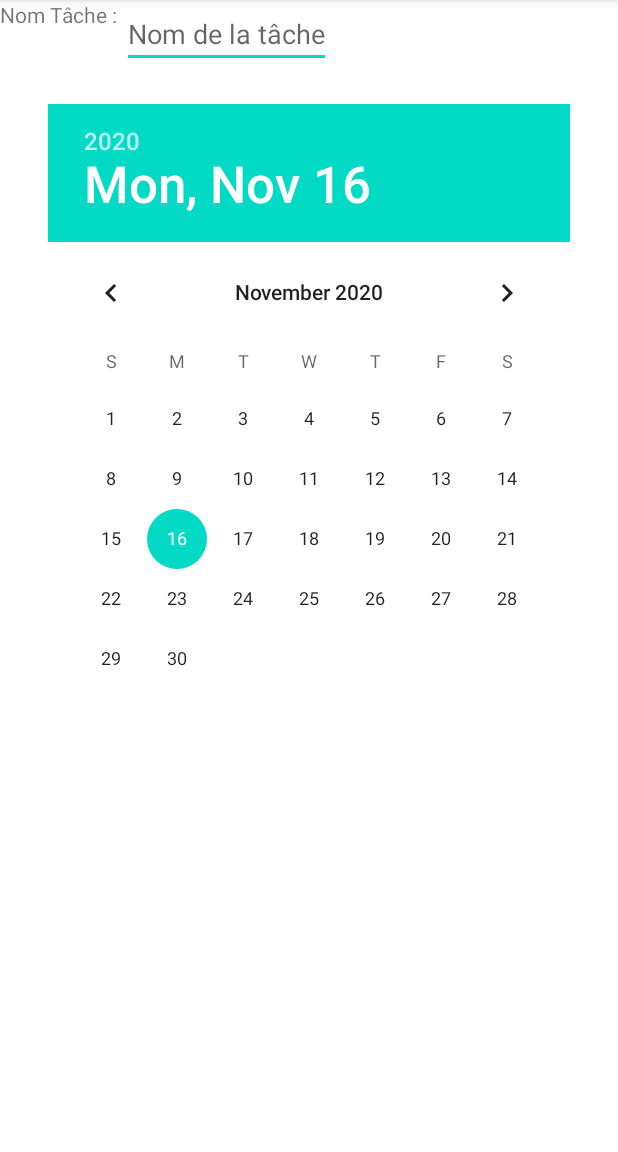
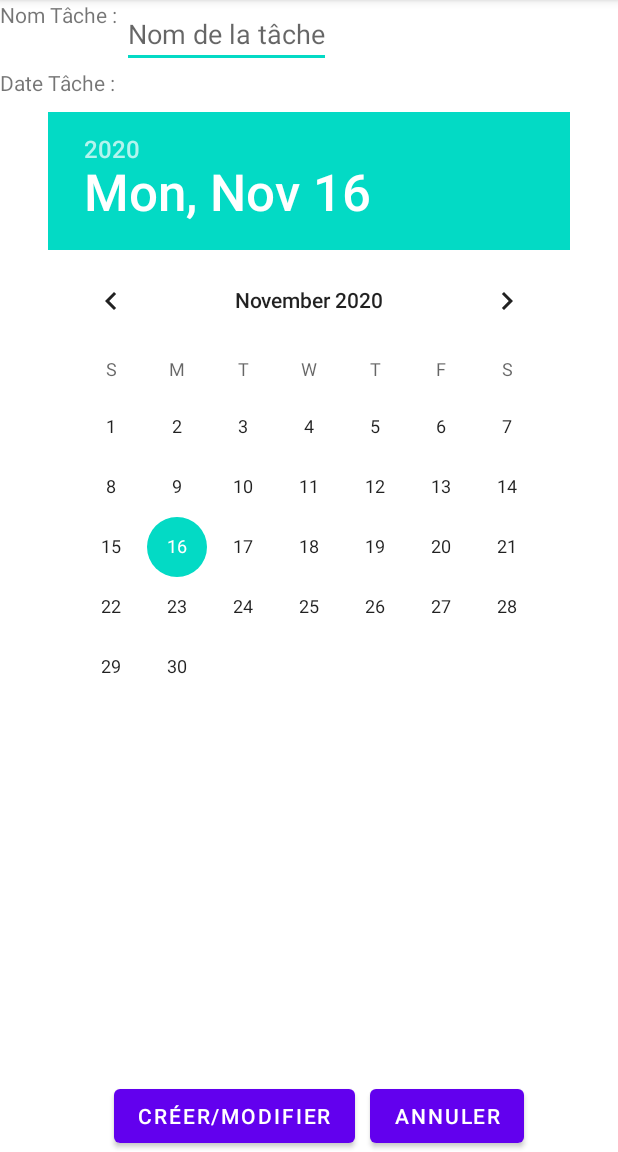
Before and after one commit to Mjlnir/GestionTache, an Android app: the screen it shows after launch (GestionTacheActivity), after a tap on "AJOUTER", on a phone screen of 412 x 824 dp, the part 84-1236 px from its top. Run offline under Robolectric (Android 15) with nearby library versions, the phone set to English and light mode, and no system bars.

```diff
--- a/app/src/main/java/fr/sts/gestiontaches/GestionTacheActivity.java
+++ b/app/src/main/java/fr/sts/gestiontaches/GestionTacheActivity.java
@@ -2,14 +2,65 @@ package fr.sts.gestiontaches;
 
 import androidx.appcompat.app.AppCompatActivity;
 
+import android.content.Intent;
 import android.os.Bundle;
+import android.view.View;
+import android.widget.DatePicker;
+import android.widget.EditText;
+
+import java.text.DateFormat;
+import java.text.ParseException;
+import java.text.SimpleDateFormat;
+import java.util.Calendar;
+import java.util.Date;
 
 public class GestionTacheActivity extends AppCompatActivity {
+
+    EditText etNomTache;
+    DatePicker dpDateTache;
+    int iPositionTache;
 
     @Override
     protected void onCreate(Bundle savedInstanceState) {
         super.onCreate(savedInstanceState);
         setContentView(R.layout.activity_gestion_tache);
 
+        etNomTache = (EditText) findViewById(R.id.etNomTache);
+        dpDateTache = (DatePicker) findViewById(R.id.dpDate);
+
+        String _sNomTache = getIntent().getStringExtra("nomTache");
+        String _sDateTache = getIntent().getStringExtra("dateTache");
+        iPositionTache = getIntent().getIntExtra("position", 0);
+
+        if (_sNomTache != "" && _sDateTache != null) {
+            String[] _arrDateTache = _sDateTache.trim().split("/");
+            etNomTache.setText(_sNomTache);
+            try {
+                //Calendar month is 0 based
+                dpDateTache.updateDate(Integer.parseInt(_arrDateTache[2]), Integer.parseInt(_arrDateTache[1]) - 1, Integer.parseInt(_arrDateTache[0]));
+            } catch (Exception e) {
+                String _sErrorMessage = e.getMessage();
+            }
+        }
+    }
+
+    public void CMTache(View view) {
+        etNomTache = (EditText) findViewById(R.id.etNomTache);
+        dpDateTache = (DatePicker) findViewById(R.id.dpDate);
+        String dateString = dpDateTache.getDayOfMonth() + "/" + (dpDateTache.getMonth() + 1) + "/" + dpDateTache.getYear();
+
+
+        Intent i = new Intent();
+        i.putExtra("nomTache", etNomTache.getText().toString());
+        i.putExtra("dateTache", dateString);
+        i.putExtra("position", iPositionTache);
+        setResult(this.RESULT_OK, i);
+        finish();
+    }
+
+    public void AnnulerTache(View view) {
+        Intent i = new Intent();
+        setResult(this.RESULT_CANCELED, i);
+        finish();
     }
 }
--- a/app/src/main/java/fr/sts/gestiontaches/MainActivity.java
+++ b/app/src/main/java/fr/sts/gestiontaches/MainActivity.java
@@ -4,15 +4,22 @@ import androidx.appcompat.app.AppCompatActivity;
 
 import android.content.Intent;
 import android.os.Bundle;
+import android.view.GestureDetector;
+import android.view.MotionEvent;
 import android.view.View;
+import android.view.ViewConfiguration;
+import android.widget.AdapterView;
 import android.widget.ArrayAdapter;
 import android.widget.ListView;
 
 public class MainActivity extends AppCompatActivity {
 
-    int REQUEST_CODE = 1;
+    int REQUEST_CODE_AJOUT = 1;
+    int REQUEST_CODE_MODIF = 2;
     ArrayAdapter<String> lvAdaptateur;
     ListView lvTaches;
+    long lastClickTime;
+    int lastPosition;
 
     @Override
     protected void onCreate(Bundle savedInstanceState) {
@@ -21,23 +28,58 @@ public class MainActivity extends AppCompatActivity {
         setContentView(R.layout.activity_main);
 
         this.setTitle("Mes tâches");
-        lvTaches = (ListView)findViewById(R.id.lvTaches);
+        lvTaches = (ListView) findViewById(R.id.lvTaches);
 
         // L'adaptateur adapte la vue (layout) et le modèle des éléments
         // Le layout pour visualiser une chaîne existe nativement dans Android
         // simple_list_item_1
-        lvAdaptateur =  new ArrayAdapter<String>(this ,
+        lvAdaptateur = new ArrayAdapter<String>(this,
                 android.R.layout.simple_list_item_1);
-        lvTaches.setAdapter( lvAdaptateur );
+        lvTaches.setAdapter(lvAdaptateur);
 
         lvAdaptateur.add("Comprendre les Intents -> 16/11/2020");
         lvAdaptateur.add("Comprendre les ListViews -> 16/11/2020");
         lvAdaptateur.add("Faire le TP android -> 23/11/2020");
 
+        lvTaches.setOnItemClickListener(new AdapterView.OnItemClickListener() {
+            @Override
+            public void onItemClick(AdapterView<?> adapterView, View view, int position, long l) {
+                long currTime = System.currentTimeMillis();
+                int currPosition = position;
+                if (currTime - lastClickTime <= ViewConfiguration.getDoubleTapTimeout() && currPosition == lastPosition) {
+                    onItemDoubleClick(adapterView, view, position, l);
+                }
+                lastClickTime = currTime;
+                lastPosition = currPosition;
+            }
+
+            public void onItemDoubleClick(AdapterView<?> adapterView, View view, int position, long l) {
+                String[] _arrTache = adapterView.getItemAtPosition(position).toString().trim().split("->");
+
+                Intent i = new Intent(getBaseContext(), GestionTacheActivity.class);
+                i.putExtra("nomTache", _arrTache[0]);
+                i.putExtra("dateTache", _arrTache[1]);
+                i.putExtra("position", position);
+                startActivityForResult(i, REQUEST_CODE_MODIF);
+            }
+        });
     }
 
     public void AjoutTache(View view) {
         Intent i = new Intent(this, GestionTacheActivity.class);
-        startActivityForResult(i, REQUEST_CODE);
+        startActivityForResult(i, REQUEST_CODE_AJOUT);
+    }
+
+    protected void onActivityResult(int requestCode, int resultCode, Intent data) {
+        super.onActivityResult(requestCode, resultCode, data);
+        if (resultCode == RESULT_OK && requestCode == REQUEST_CODE_AJOUT) {
+            lvAdaptateur.add(data.getStringExtra("nomTache") + " -> " + data.getStringExtra("dateTache"));
+        } else if (resultCode == RESULT_OK && requestCode == REQUEST_CODE_MODIF) {
+            String _tTache = lvAdaptateur.getItem(data.getIntExtra("position", 0));
+            lvAdaptateur.remove(_tTache);
+            _tTache = data.getStringExtra("nomTache") + " -> " + data.getStringExtra("dateTache");
+            lvAdaptateur.add(_tTache);
+            lvAdaptateur.notifyDataSetChanged();
+        }
     }
 }
--- a/app/src/main/res/layout/activity_gestion_tache.xml
+++ b/app/src/main/res/layout/activity_gestion_tache.xml
@@ -21,14 +21,43 @@
         android:id="@+id/etNomTache"
         android:hint="Nom de la tâche"/>
 
+    <TextView
+        app:layout_constraintTop_toBottomOf="@id/etNomTache"
+        app:layout_constraintLeft_toLeftOf="parent"
+        android:layout_width="wrap_content"
+        android:layout_height="wrap_content"
+        android:id="@+id/tvDateTache"
+        android:text="Date Tâche : "/>
+
     <DatePicker
-        app:layout_constraintTop_toBottomOf="@id/tvNomTache"
+        app:layout_constraintTop_toBottomOf="@id/tvDateTache"
         app:layout_constraintLeft_toLeftOf="parent"
         app:layout_constraintRight_toRightOf="parent"
         android:layout_width="wrap_content"
         android:layout_height="wrap_content"
-        android:layout_marginTop="50dp"
+        android:layout_marginTop="10dp"
         android:id="@+id/dpDate"/>
+
+    <Button
+        app:layout_constraintBottom_toBottomOf="parent"
+        app:layout_constraintLeft_toLeftOf="parent"
+        app:layout_constraintRight_toRightOf="parent"
+        android:layout_width="wrap_content"
+        android:layout_height="wrap_content"
+        android:layout_marginRight="100dp"
+        android:id="@+id/btnCM"
+        android:text="Créer/Modifier"
+        android:onClick="CMTache"/>
+
+    <Button
+        app:layout_constraintBottom_toBottomOf="parent"
+        app:layout_constraintLeft_toRightOf="@id/btnCM"
+        android:layout_width="wrap_content"
+        android:layout_height="wrap_content"
+        android:layout_marginLeft="10dp"
+        android:id="@+id/btnAnnuler"
+        android:text="Annuler"
+        android:onClick="AnnulerTache"/>
 
 
 </androidx.constraintlayout.widget.ConstraintLayout>
--- a/app/src/main/res/layout/activity_main.xml
+++ b/app/src/main/res/layout/activity_main.xml
@@ -12,7 +12,7 @@
         app:layout_constraintTop_toTopOf="parent"
         android:layout_width="match_parent"
         android:layout_height="500dp"
-        android:id="@+id/lvTaches" />
+        android:id="@+id/lvTaches"/>
 
     <Button
         app:layout_constraintBottom_toBottomOf="parent"
```
